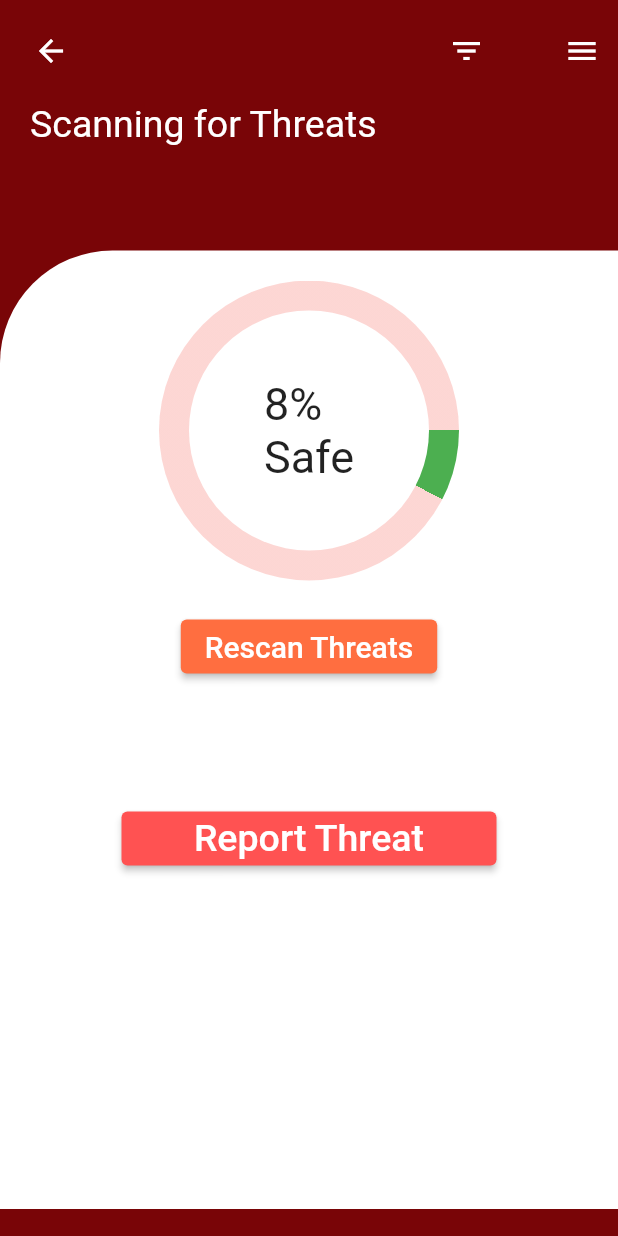
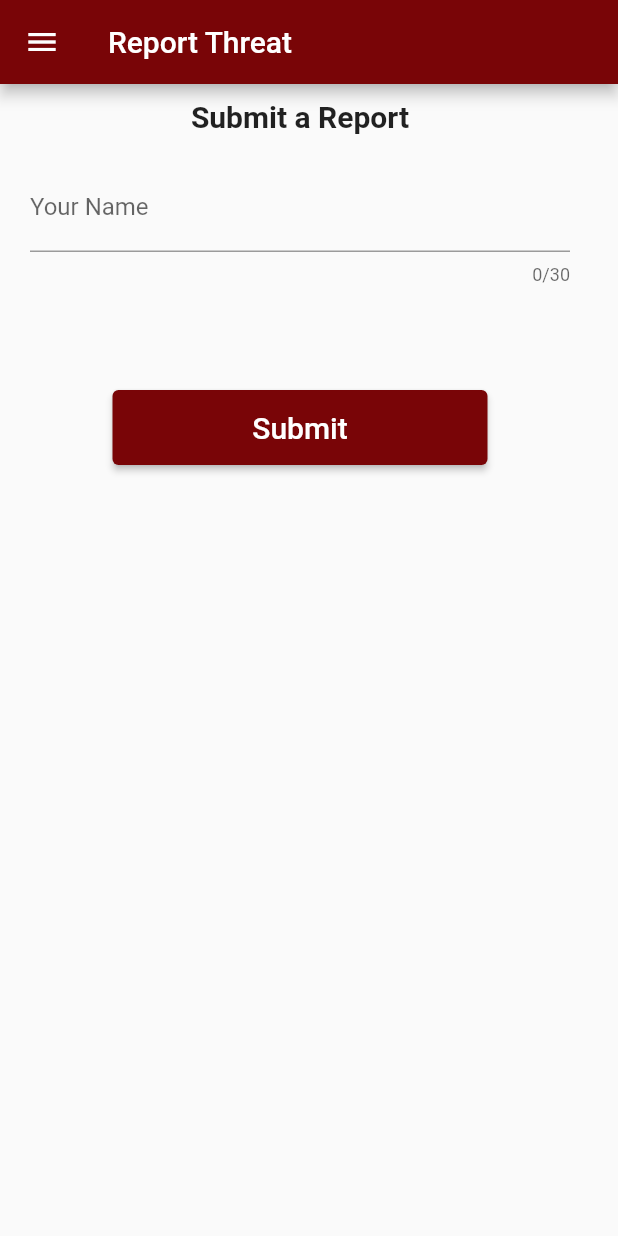
Before and after one commit to akanshasen/mobileShielding, a Flutter app: the ScanTPage screen opened directly, after a tap on the "menu" icon, after a tap on "Report Threat", on a phone screen of 412 x 824 dp. Run offline on Flutter 3.47's test engine with Material 2 defaults, Android fonts, the phone set to English and light mode, and no system bars.

Commit message:
started on the report page

```diff
--- a/lib/report.dart
+++ b/lib/report.dart
@@ -0,0 +1,79 @@
+import 'package:flutter/material.dart';
+import 'homepageButtons.dart';
+
+class ReportPage extends StatefulWidget {
+  @override
+  _reportPageState createState() => new _reportPageState();
+}
+
+class _reportPageState extends State<ReportPage> {
+  @override
+  Widget build(BuildContext context) {
+    return MaterialApp(
+      debugShowCheckedModeBanner: false,
+      home: Builder(
+        builder: (context) => Scaffold(
+          appBar: AppBar(
+            leading: IconButton(
+              icon: Icon(Icons.menu),
+              onPressed: () {},
+            ),
+            backgroundColor: Color(0xff790507),
+            title: Text('Report Threat'),
+          ),
+          body: Container(
+            child: Column(
+              children: [
+                Container(
+                  padding: EdgeInsets.only(top: 10),
+                  child: Column(
+                    children: <Widget>[
+                      Text(
+                        'Submit a Report',
+                        style: TextStyle(
+                          fontSize: 20.0,
+                          fontWeight: FontWeight.bold,
+                        ),
+                      ),
+                    ],
+                  ),
+                ),
+                Container(
+                  width: 400.0,
+                  padding: EdgeInsets.all(20.0),
+                  child: TextFormField(
+                    maxLength: 30,
+                    decoration: InputDecoration(labelText: 'Your Name'),
+                  ),
+                ),
+
+                Container(
+                  height: 50.0,
+                  width: 250.0,
+                  margin: EdgeInsets.all(50.0),
+                  child: ElevatedButton(
+                    onPressed: () {
+                      Navigator.push(
+                        context,
+                        MaterialPageRoute(
+                          builder: (context) => ReportPage(),
+                        ),
+                      );
+                    },
+                    style: ElevatedButton.styleFrom(
+                      primary: Color(0xff790507),
+                    ),
+                    child: Text(
+                      "Submit",
+                      style: TextStyle(fontSize: 20.0),
+                    ),
+                  ),
+                ),
+              ],
+            ),
+          ),
+        ),
+      ),
+    );
+  }
+}
--- a/lib/scanThreatsPage.dart
+++ b/lib/scanThreatsPage.dart
@@ -2,6 +2,7 @@ import 'dart:io';
 
 import 'package:flutter/material.dart';
 import 'package:mobileshielding/homepageButtons.dart';
+import 'package:mobileshielding/report.dart';
 
 void main() => runApp(ScanThreatsPage());
 
@@ -170,7 +171,7 @@ class _scanThreatsPage extends State<ScanTPage> {
                             Navigator.push(
                                 context,
                                 MaterialPageRoute(
-                                    builder: (context) => ScanThreatsPage()));
+                                    builder: (context) => ReportPage()));
                           },
                           style: ElevatedButton.styleFrom(
                               primary: Colors.redAccent),
```
